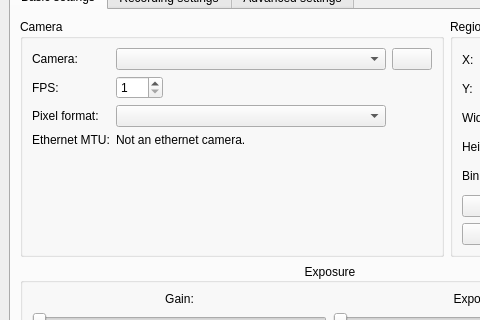
Before: the Qt Designer form mainwindow.ui in AD-Vega/qarv, drawn with Qt 5; both pictures show x 0 to 480 and y 215 to 535 of the 660 by 631 pixel window.
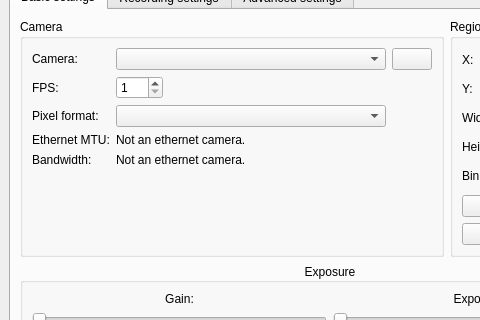
After: the same form once the commit is applied. Icons and pictures are not drawn. Custom widgets are drawn as their Qt base class.

Commit message: Show estimated ethernet bandwidth.

What changed in the file:
```diff
--- a/mainwindow.ui
+++ b/mainwindow.ui
@@ -200,6 +200,20 @@
                </item>
               </layout>
              </item>
+             <item row="5" column="0">
+              <widget class="QLabel" name="label_13">
+               <property name="text">
+                <string>Bandwidth:</string>
+               </property>
+              </widget>
+             </item>
+             <item row="5" column="1">
+              <widget class="QLabel" name="bandwidthDescription">
+               <property name="text">
+                <string>Not an ethernet camera.</string>
+               </property>
+              </widget>
+             </item>
             </layout>
            </widget>
           </item>
```
The commit also changes 4 other files.
